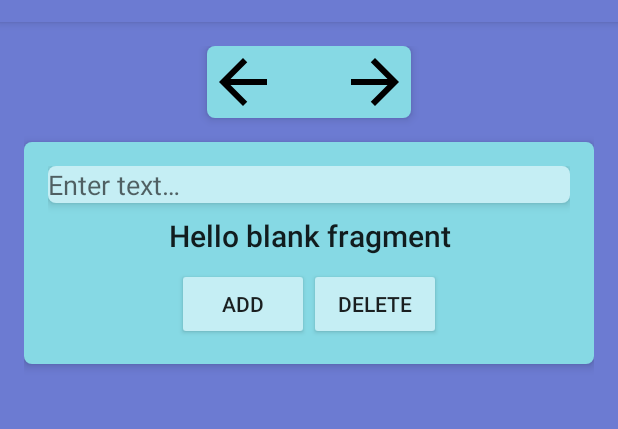
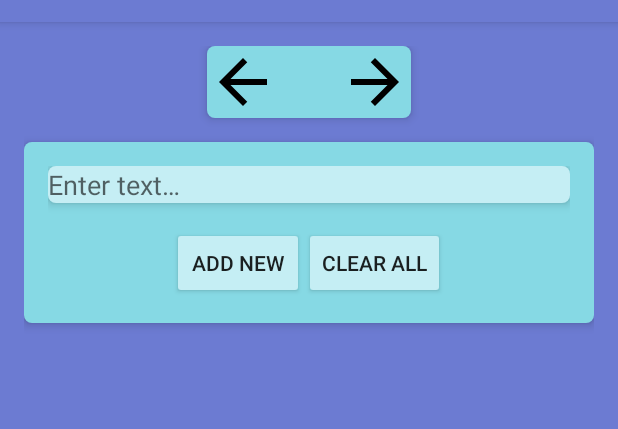
Before and after one commit to Golgoroth22/GeekBrains_Android3, an Android app: the screen it shows after launch (MainActivity), after a tap on an icon or button, on a phone screen of 412 x 824 dp, the part 62-491 px from its top. Run offline under Robolectric (Android 15) with nearby library versions, the phone set to English and light mode, and no system bars; libraries missing offline, so code that uses them is left out: io.realm.

Commit message:
add method to add button, and clear button

```diff
--- a/RealmExample/app/src/main/java/com/falin/valentin/realmexample/MainActivity.java
+++ b/RealmExample/app/src/main/java/com/falin/valentin/realmexample/MainActivity.java
@@ -1,5 +1,6 @@
 package com.falin.valentin.realmexample;
 
+import android.support.annotation.NonNull;
 import android.support.v4.app.Fragment;
 import android.support.v4.app.FragmentTransaction;
 import android.support.v7.app.AppCompatActivity;
@@ -36,12 +37,13 @@ public class MainActivity extends AppCompatActivity {
         FragmentTransaction transaction = getSupportFragmentManager().beginTransaction();
         transaction.add(R.id.main_container, listFragment);
         transaction.commit();
+
         presenter.attachContext(this);
     }
 
     public void changeFragmentToItemView() {
         ItemDataFragment fragment = new ItemDataFragment();
-        fragment.attachContext(this);
+        fragment.attachContextAndPresenter(this, presenter);
         attachFragment(fragment);
     }
 
@@ -51,7 +53,7 @@ public class MainActivity extends AppCompatActivity {
         attachFragment(fragment);
     }
 
-    private void attachFragment(Fragment fragment) {
+    private void attachFragment(@NonNull Fragment fragment) {
         View fragmentContainer = findViewById(R.id.main_container);
         if (fragmentContainer != null) {
             FragmentTransaction transaction = getSupportFragmentManager().beginTransaction();
--- a/RealmExample/app/src/main/java/com/falin/valentin/realmexample/presenter/Presenter.java
+++ b/RealmExample/app/src/main/java/com/falin/valentin/realmexample/presenter/Presenter.java
@@ -1,5 +1,6 @@
 package com.falin.valentin.realmexample.presenter;
 
+import android.support.annotation.NonNull;
 import android.widget.Toast;
 
 import com.falin.valentin.realmexample.MainActivity;
@@ -16,7 +17,7 @@ public class Presenter {
         this.model = model;
     }
 
-    public void attachContext(MainActivity context) {
+    public void attachContext(@NonNull MainActivity context) {
         this.context = context;
     }
 
@@ -33,4 +34,12 @@ public class Presenter {
     public List<String> getListData() {
         return model.getTempList();
     }
+
+    public void addButtonClicked(String cityName) {
+        model.getTempList().add(cityName);
+    }
+
+    public void clearButtonClicked() {
+        model.getTempList().clear();
+    }
 }
--- a/RealmExample/app/src/main/java/com/falin/valentin/realmexample/view/ItemDataFragment.java
+++ b/RealmExample/app/src/main/java/com/falin/valentin/realmexample/view/ItemDataFragment.java
@@ -20,9 +20,12 @@ import io.realm.Realm;
 import io.realm.RealmConfiguration;
 
 public class ItemDataFragment extends Fragment {
-    private TextView mainText;
+    private EditText mainEditText;
+    private Button addButton;
+    private Button clearButton;
 
-    private Context context;
+    private MainActivity context;
+    private Presenter presenter;
 
     public ItemDataFragment() {
     }
@@ -31,11 +34,20 @@ public class ItemDataFragment extends Fragment {
     public View onCreateView(LayoutInflater inflater, ViewGroup container,
                              Bundle savedInstanceState) {
         View view = inflater.inflate(R.layout.fragment_data, container, false);
-        mainText = view.findViewById(R.id.item_edit_text);
+        mainEditText = view.findViewById(R.id.item_edit_text);
+        addButton = view.findViewById(R.id.item_add_button);
+        addButton.setOnClickListener(view1 -> {
+            String cityName = mainEditText.getText().toString();
+            presenter.addButtonClicked(cityName);
+            mainEditText.setText("");
+        });
+        clearButton = view.findViewById(R.id.item_clear_all_button);
+        clearButton.setOnClickListener(v -> presenter.clearButtonClicked());
         return view;
     }
 
-    public void attachContext(Context context) {
+    public void attachContextAndPresenter(MainActivity context, Presenter presenter) {
         this.context = context;
+        this.presenter = presenter;
     }
 }
--- a/RealmExample/app/src/main/java/com/falin/valentin/realmexample/view/ListFragment.java
+++ b/RealmExample/app/src/main/java/com/falin/valentin/realmexample/view/ListFragment.java
@@ -2,6 +2,7 @@ package com.falin.valentin.realmexample.view;
 
 
 import android.os.Bundle;
+import android.support.annotation.NonNull;
 import android.support.v4.app.Fragment;
 import android.support.v7.widget.LinearLayoutManager;
 import android.support.v7.widget.RecyclerView;
@@ -27,7 +28,7 @@ public class ListFragment extends Fragment {
     public ListFragment() {
     }
 
-    public void attachPresenterAndModel(Presenter presenter, Model model) {
+    public void attachPresenterAndModel(@NonNull Presenter presenter, @NonNull Model model) {
         this.presenter = presenter;
         this.list = model.getTempList();
     }
--- a/RealmExample/app/src/main/res/layout/fragment_data.xml
+++ b/RealmExample/app/src/main/res/layout/fragment_data.xml
@@ -14,23 +14,12 @@
         android:hint="@string/enter_text"
         android:inputType="textAutoCorrect" />
 
-    <TextView
-        android:id="@+id/item_text_view"
-        style="@style/TextAppearance.AppCompat.Title"
-        android:layout_width="match_parent"
+    <LinearLayout
+        android:layout_width="wrap_content"
         android:layout_height="wrap_content"
         android:layout_below="@id/item_edit_text"
         android:layout_centerHorizontal="true"
-        android:gravity="center"
-        android:padding="8dp"
-        android:text="@string/hello_blank_fragment" />
-
-
-    <LinearLayout
-        android:layout_width="wrap_content"
-        android:layout_height="wrap_content"
-        android:layout_below="@id/item_text_view"
-        android:layout_centerHorizontal="true">
+        android:layout_marginTop="@dimen/dimen_16dp">
 
         <Button
             android:id="@+id/item_add_button"
@@ -40,10 +29,10 @@
             android:text="@string/add" />
 
         <Button
-            android:id="@+id/item_delete_button"
+            android:id="@+id/item_clear_all_button"
             android:layout_width="wrap_content"
             android:layout_height="wrap_content"
             android:backgroundTint="@color/colorLight"
-            android:text="@string/delete" />
+            android:text="@string/clear_all" />
     </LinearLayout>
 </RelativeLayout>
--- a/RealmExample/app/src/main/res/values/strings.xml
+++ b/RealmExample/app/src/main/res/values/strings.xml
@@ -7,8 +7,8 @@
     <string name="save">save</string>
     <string name="enter_book_title"> Enter Book Title</string>
     <string name="previous"><![CDATA[<- previous]]></string>
-    <string name="add">add</string>
-    <string name="delete">delete</string>
+    <string name="add">add new</string>
+    <string name="clear_all">clear all</string>
     <string name="show_all">show all</string>
     <string name="enter_text">  Enter text…</string>
 </resources>
```
Also changed, not shown: 46 other files.
